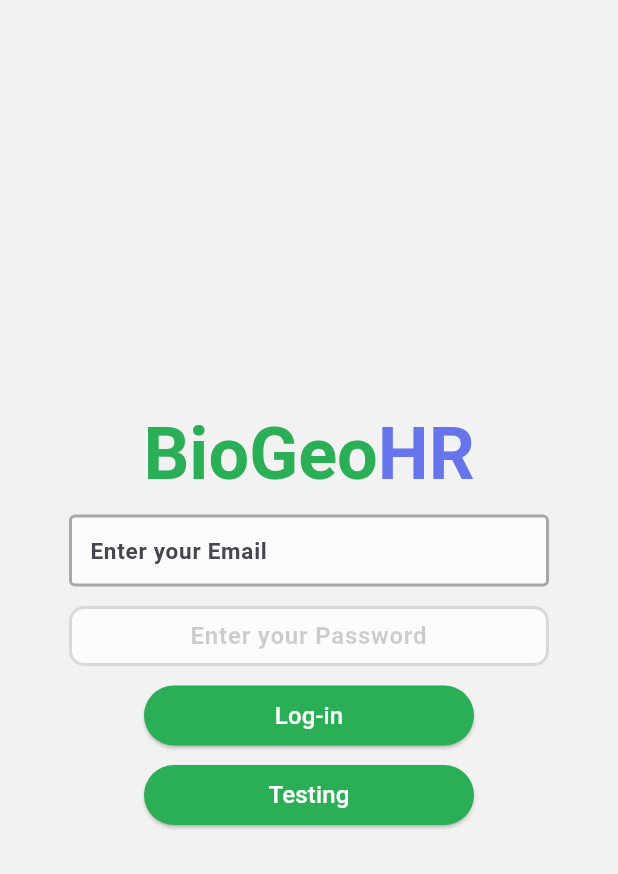
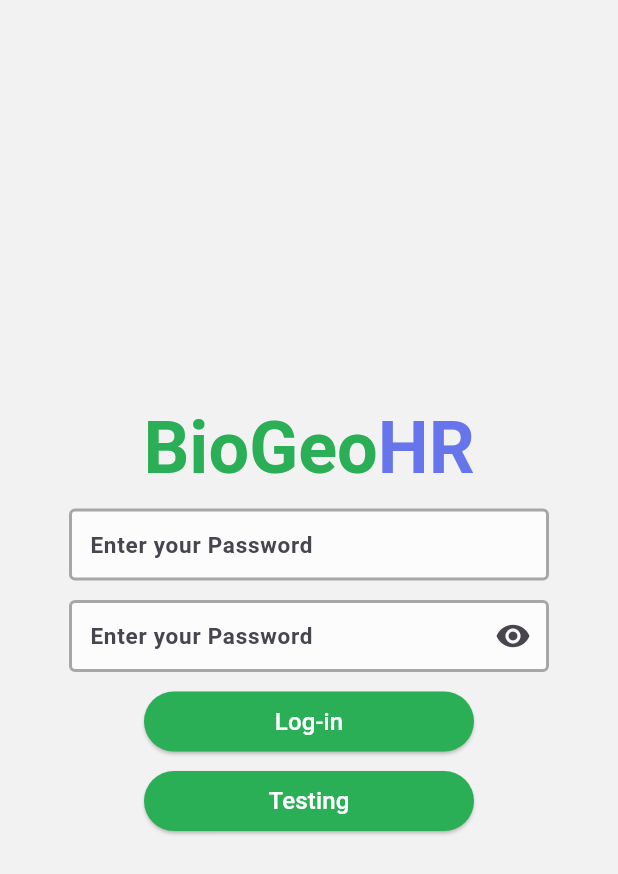
Before and after one commit to V-vey/BioGeoHR, a Flutter app: the screen it shows after launch, on a phone screen of 412 x 824 dp. Shown: the top 874 px of the screen. Run offline on Flutter 3.47's test engine with Material 3 defaults, Android fonts, the phone set to English and light mode, and no system bars; our stand-ins replace geolocator, local_auth, shared_preferences; missing offline and left inert: local_auth_android, local_auth_darwin.

Commit message:
loginpage

```diff
--- a/Frontend/Mobile/lib/Screens/LoginPage/login_button.dart
+++ b/Frontend/Mobile/lib/Screens/LoginPage/login_button.dart
@@ -46,6 +46,8 @@ class Loginbutton extends StatelessWidget {
               context,
               MaterialPageRoute(builder: (context) => Homepage()),
             );
+            emailController.clear();
+            passwordController.clear();
           } else {
             // Login failed, show an error message
             ScaffoldMessenger.of(context).showSnackBar(
--- a/Frontend/Mobile/lib/Screens/LoginPage/text_box_email.dart
+++ b/Frontend/Mobile/lib/Screens/LoginPage/text_box_email.dart
@@ -9,18 +9,40 @@ class TextboxEmail extends StatefulWidget {
   State<TextboxEmail> createState() => _TextboxEmailState();
 }
 
+const Color activeColor = Color(0xFF6675EC); // Color when clicked
+const Color idleTextColor = Color(0xE63A3A3A); // Color Text being typed
+
 class _TextboxEmailState extends State<TextboxEmail> {
   // const TextBoxEmail({super.key});
 
   @override
   Widget build(BuildContext context) {
-    const Color activeColor = Color(0xFF6675EC); // Color when clicked
-    const Color idleTextColor = Color(0xFF3A3A3A); // Color when not clicked
+    var textLabel = Text(
+      "Enter your Password",
+      style: TextStyle(
+        fontFamily: 'Roboto',
+        fontSize: 15,
+        fontWeight: FontWeight.bold,
+        // color: idleTextColor,
+      ),
+    );
 
-    var textField = TextFormField(
-      textAlign: TextAlign.center,
+    var text = TextFormField(
+      textAlign: TextAlign.left,
       keyboardType: TextInputType.emailAddress,
-      controller: widget.controller, // This is the controller passed through
+      controller: widget
+          .controller, // This is the controller passed through // This is the variable that toggles password visibility
+      style: TextStyle(
+        //changable color based on focus state
+        fontFamily: 'Roboto',
+        fontWeight: FontWeight.bold,
+        color: WidgetStateColor.resolveWith((states) {
+          if (states.contains(WidgetState.focused)) {
+            return activeColor;
+          }
+          return idleTextColor;
+        }),
+      ),
 
       decoration: InputDecoration(
         // Layout Padding and size
@@ -30,14 +52,7 @@ class _TextboxEmailState extends State<TextboxEmail> {
         maintainHintSize: true,
 
         //Text Label
-        label: Text(
-          "Enter your Email",
-          style: TextStyle(
-            fontFamily: 'Roboto',
-            fontSize: 15,
-            fontWeight: FontWeight.bold,
-          ),
-        ),
+        label: textLabel,
 
         //Bordel Outline
         border: OutlineInputBorder(),
@@ -62,16 +77,7 @@ class _TextboxEmailState extends State<TextboxEmail> {
         fillColor: Color(0xFFFCFCFC),
         filled: true,
       ),
-      style: TextStyle(
-        //changable color based on focus state
-        color: WidgetStateColor.resolveWith((states) {
-          if (states.contains(WidgetState.focused)) {
-            return activeColor;
-          }
-          return idleTextColor;
-        }),
-      ),
     );
-    return textField;
+    return text;
   }
 }
--- a/Frontend/Mobile/lib/Screens/LoginPage/text_box_password.dart
+++ b/Frontend/Mobile/lib/Screens/LoginPage/text_box_password.dart
@@ -9,47 +9,87 @@ class TextboxPassword extends StatefulWidget {
   State<TextboxPassword> createState() => _TextboxPasswordState();
 }
 
+const Color activeColor = Color(0xFF6675EC); // Color when clicked
+const Color idleTextColor = Color(0xE63A3A3A); // Color Text being typed
+
+bool obscureText = true; // Variable to toggle password visibility
+IconData icon = Icons.visibility; // Variable to toggle password visibility icon
+
 class _TextboxPasswordState extends State<TextboxPassword> {
   @override
   Widget build(BuildContext context) {
-    var text = Container(
-      width: 320,
-      height: 40,
-      decoration: BoxDecoration(
-        color: Color(0xFFFCFCFC),
-        borderRadius: BorderRadius.circular(10),
-        border: Border.all(color: Color(0x24000000), width: 2),
+    var textLabel = Text(
+      "Enter your Password",
+      style: TextStyle(
+        fontFamily: 'Roboto',
+        fontSize: 15,
+        fontWeight: FontWeight.bold,
+        // color: idleTextColor,
       ),
-      child: TextFormField(
-        keyboardType: TextInputType.visiblePassword,
-        enableSuggestions: false,
-        autocorrect: false,
-        controller: widget.controller,
-        textAlign: TextAlign.center,
-        textAlignVertical: TextAlignVertical.center,
-        style: TextStyle(
-          fontFamily: 'Roboto',
-          fontSize: 16,
-          fontWeight: FontWeight.bold,
-          color: Color(0xFF3A3A3A),
+    );
+
+    var text = TextFormField(
+      textAlign: TextAlign.left,
+      keyboardType: TextInputType.visiblePassword,
+      controller: widget.controller, // This is the controller passed through
+      obscureText:
+          obscureText, // This is the variable that toggles password visibility
+      style: TextStyle(
+        //changable color based on focus state
+        fontFamily: 'Roboto',
+        fontWeight: FontWeight.bold,
+        color: WidgetStateColor.resolveWith((states) {
+          if (states.contains(WidgetState.focused)) {
+            return activeColor;
+          }
+          return idleTextColor;
+        }),
+      ),
+
+      decoration: InputDecoration(
+        // Layout Padding and size
+        contentPadding: EdgeInsets.symmetric(vertical: 10, horizontal: 10),
+        constraints: BoxConstraints(maxWidth: 320),
+
+        maintainHintSize: true,
+
+        //Text Label
+        label: textLabel,
+
+        //Bordel Outline
+        border: OutlineInputBorder(),
+
+        //Before Clicking
+        enabledBorder: const OutlineInputBorder(
+          borderSide: BorderSide(
+            color: Color(0x703A3A3A), // Changes the idle line color
+            width: 2.0, // Normal line thickness
+          ),
         ),
-        decoration: InputDecoration(
-          border: InputBorder.none,
-          contentPadding: const EdgeInsets.symmetric(vertical: 9),
-          hintStyle: TextStyle(
-            fontFamily: 'Roboto',
-            fontSize: 16,
-            fontWeight: FontWeight.bold,
-            color: const Color(0x31000000),
+
+        //After Clicking
+        focusedBorder: const OutlineInputBorder(
+          borderSide: BorderSide(
+            color: Color(0xFF6675EC), // Changes the border color when clicked
+            width: 2.0, // Makes the border pop out a bit thicker
           ),
-          focusedBorder: OutlineInputBorder(
-            borderSide: const BorderSide(
-              color: Color(0x503A3A3A), // Changes border to green when focused
-              width: 1.0,
-            ),
-          ),
-          // border: OutlineInputBorder(),
-          hintText: "Enter your Password",
+        ),
+
+        //Background Color
+        fillColor: Color(0xFFFCFCFC),
+        filled: true,
+
+        // Clickable button icon
+        suffixIcon: IconButton(
+          icon: Icon(icon),
+          onPressed: () {
+            setState(() {
+              obscureText = !obscureText; // Toggle the obscureText variable
+              icon = obscureText
+                  ? Icons.visibility
+                  : Icons.visibility_off; // Toggle the icon variable
+            });
+          },
         ),
       ),
     );
```
